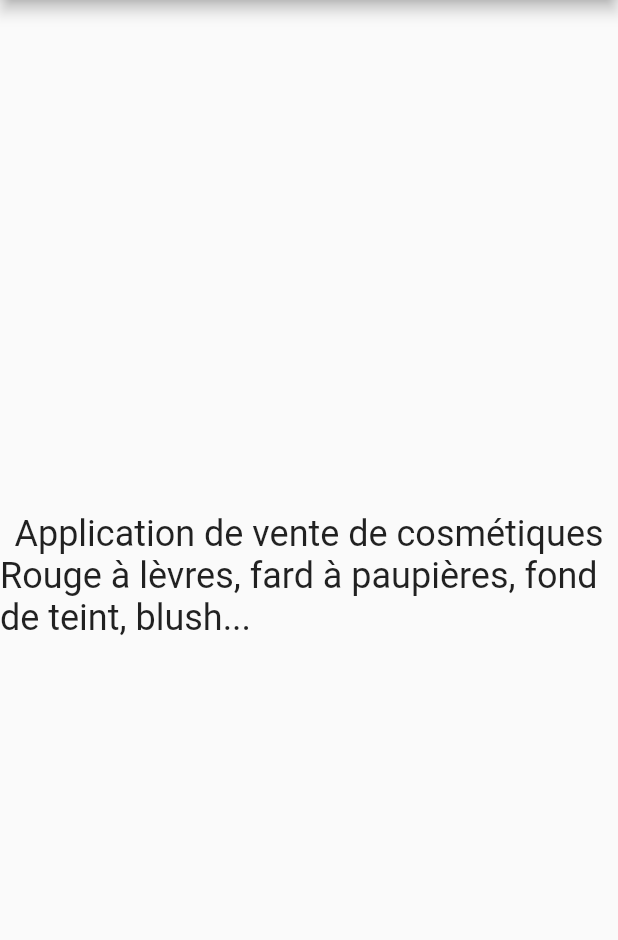
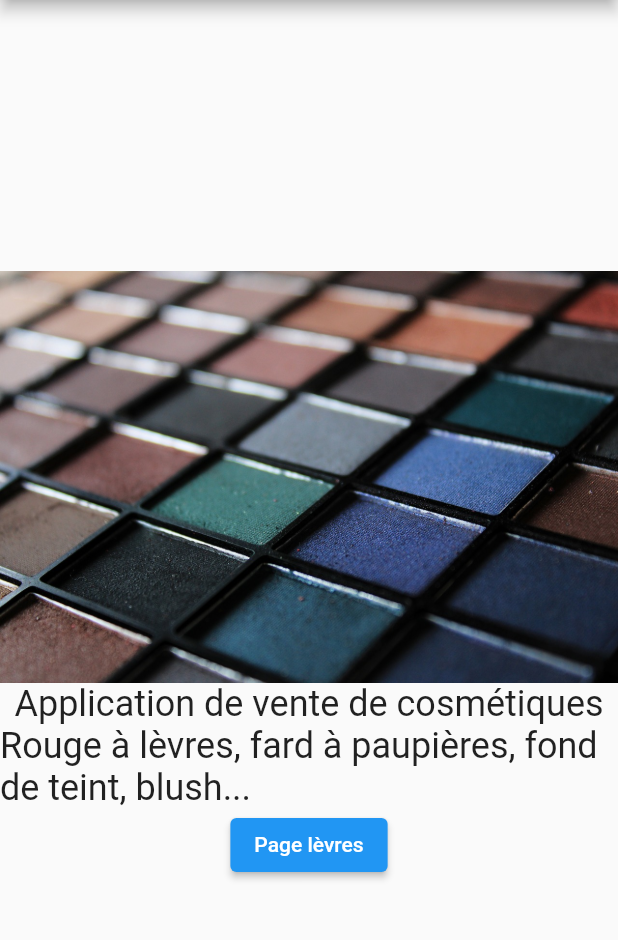
Before and after one commit to thaisbrun/get_ready, a Flutter app: the screen it shows after launch, on a phone screen of 412 x 824 dp, the part 84-1024 px from its top. Run offline on Flutter 3.47's test engine with Material 2 defaults, Android fonts, the phone set to English and light mode, and no system bars; Roboto replaces fonts that are missing (Avenir).

Commit message:
Découverte de dart

```diff
--- a/lib/main.dart
+++ b/lib/main.dart
@@ -11,29 +11,60 @@ class MyApp extends StatelessWidget {
   @override
   Widget build(BuildContext context) {
     return MaterialApp(
-      home: Scaffold(
+      home: HomePage(),
+    );
+  }
+}
+
+class LipsPage extends StatelessWidget {
+  const LipsPage({Key? key}) : super(key: key);
+
+  @override
+  Widget build(BuildContext context) {
+    return Scaffold(
+      appBar: AppBar(
+        title:Text("Produits lèvres"),
+    ),
+      body: Center(
+        child:Text("Prochainement disponible")
+      )
+    );
+  }
+}
+
+
+class HomePage extends StatelessWidget {
+  const HomePage({
+    super.key,
+  });
+
+  @override
+  Widget build(BuildContext context) {
+    return Scaffold(
       appBar: AppBar(
         title: const Text("Get Ready"),
       ),
-          body: const Center(
+        body: Center(
             child:Column(
               mainAxisAlignment: MainAxisAlignment.center,
               children: [
-                  Text(
+                Image.asset("assets/images/imageTest.jpg"),
+                const Text(
                       "Application de vente de cosmétiques",
           style: TextStyle(
                   fontSize: 24,
     ),
         ),
-                  Text("Rouge à lèvres, fard à paupières, fond de teint, blush...",
+                const Text("Rouge à lèvres, fard à paupières, fond de teint, blush...",
                   style: TextStyle(
                   fontSize: 24,
                     fontFamily: 'Avenir',
                 ),
-          )
+        ),
+                ElevatedButton(onPressed: () => print("click button"),
+                    child: Text("Page lèvres"))
               ],
-              )
-        )
+            ),
       ),
     );
   }
```
Also changed, not shown: pubspec.yaml (+4 -4 lines), assets/images/imageTest.jpg (added). Lines whose indentation alone changed are shown as unchanged.
